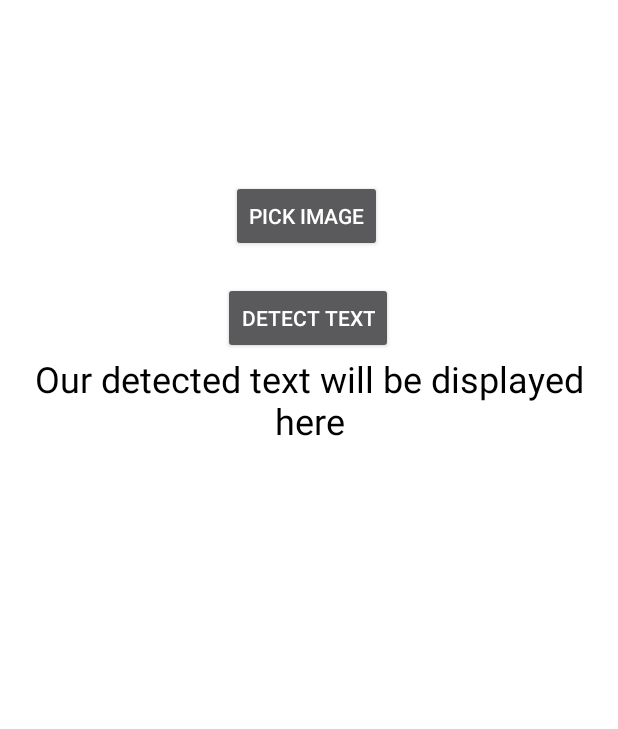
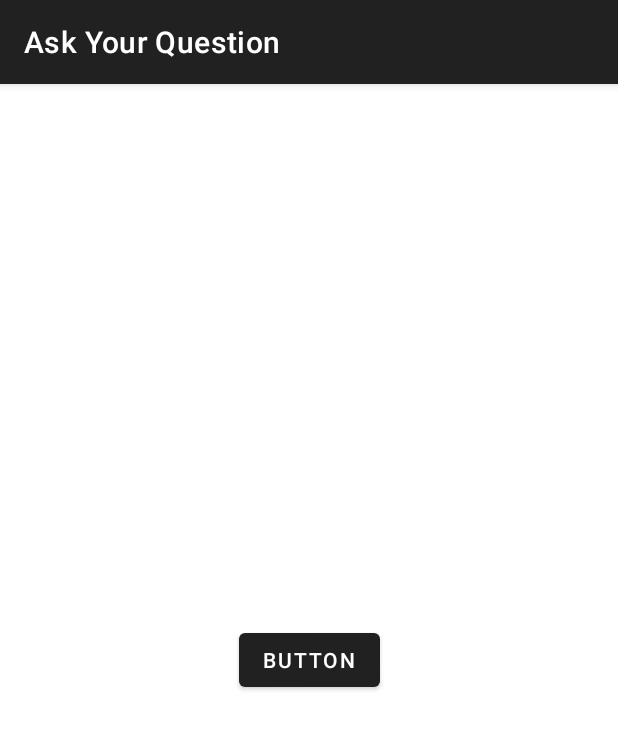
Before and after one commit to KelvinYu223/android_text_recognition_with_chatgpt, an Android app: the screen it shows after launch (MainActivity before the commit, ChatMain after it), on a phone screen of 412 x 824 dp. Shown: the top 729 px of the screen. Run offline under Robolectric (Android 15) with nearby library versions, the phone set to English and light mode, and no system bars.

Commit message:
added chat xml layout file and chat activity and add return button for text recognition activity

```diff
--- /dev/null
+++ b/app/src/main/java/com/example/mytextrecognition/ChatMain.java
@@ -0,0 +1,28 @@
+package com.example.mytextrecognition;
+
+import android.content.Intent;
+import android.os.Bundle;
+import android.view.View;
+import android.widget.Button;
+
+import androidx.annotation.Nullable;
+import androidx.appcompat.app.AppCompatActivity;
+
+public class ChatMain extends AppCompatActivity {
+
+    Button mock;
+
+    @Override
+    protected void onCreate(@Nullable Bundle savedInstanceState) {
+        super.onCreate(savedInstanceState);
+        setContentView(R.layout.chat_main);
+        mock = findViewById(R.id.mockbutton);
+        mock.setOnClickListener(new View.OnClickListener() {
+            @Override
+            public void onClick(View v) {
+                Intent intent = new Intent(ChatMain.this, MainActivity.class);
+                startActivity(intent);
+            }
+        });
+    }
+}
--- a/app/src/main/java/com/example/mytextrecognition/MainActivity.java
+++ b/app/src/main/java/com/example/mytextrecognition/MainActivity.java
@@ -45,7 +45,7 @@ public class MainActivity extends AppCompatActivity {
     protected void onCreate(Bundle savedInstanceState) {
         super.onCreate(savedInstanceState);
         setContentView(R.layout.main_activity);
-
+        getSupportActionBar().setDisplayHomeAsUpEnabled(true);
         imageView = findViewById(R.id.img);
         detectedText = findViewById(R.id.detectedText);
         btn_detect = findViewById(R.id.button_detect);
@@ -107,8 +107,6 @@ public class MainActivity extends AppCompatActivity {
                                         Toast.makeText(MainActivity.this, "Failed to detected text.....", Toast.LENGTH_SHORT).show();
                                     }
                                 });
-
-
     }
 
 //    public void processTxt(FirebaseVisionText text) {
--- /dev/null
+++ b/app/src/main/res/layout/chat_main.xml
@@ -0,0 +1,18 @@
+<?xml version="1.0" encoding="utf-8"?>
+<androidx.constraintlayout.widget.ConstraintLayout xmlns:android="http://schemas.android.com/apk/res/android"
+    xmlns:app="http://schemas.android.com/apk/res-auto"
+    xmlns:tools="http://schemas.android.com/tools"
+    android:layout_width="match_parent"
+    android:layout_height="match_parent"
+    android:background="@color/white">
+
+    <Button
+        android:id="@+id/mockbutton"
+        android:layout_width="wrap_content"
+        android:layout_height="wrap_content"
+        android:text="Button"
+        app:layout_constraintBottom_toBottomOf="parent"
+        app:layout_constraintEnd_toEndOf="parent"
+        app:layout_constraintStart_toStartOf="parent"
+        app:layout_constraintTop_toTopOf="parent" />
+</androidx.constraintlayout.widget.ConstraintLayout>
```
Also changed, not shown: app/src/main/AndroidManifest.xml (+8 -3 lines).
